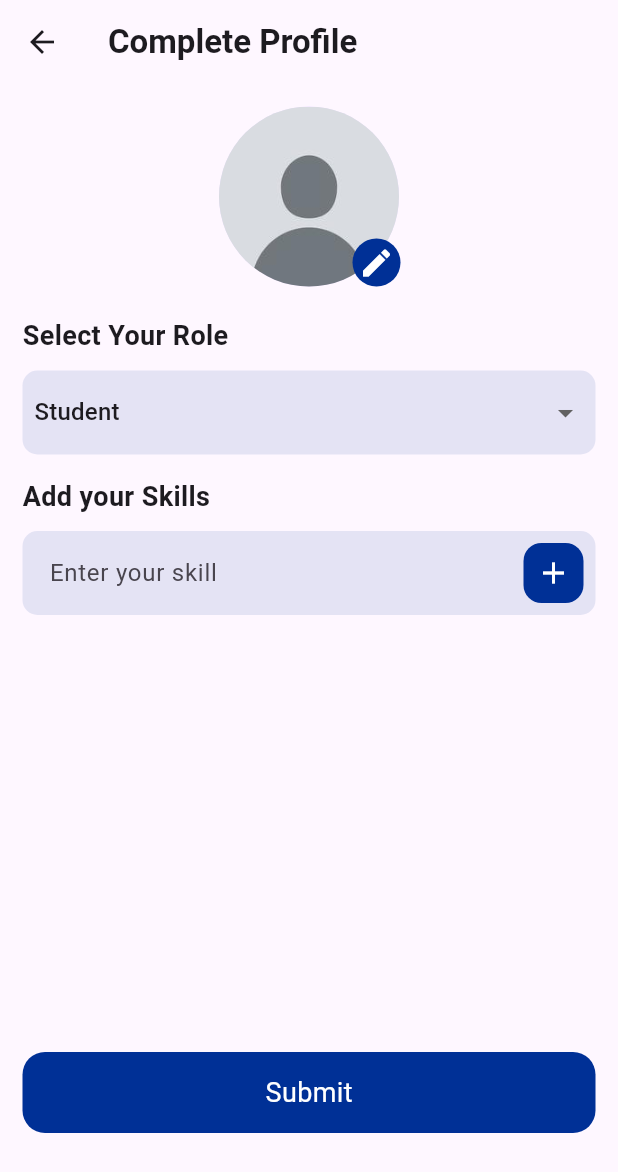
After one commit to SyedSaroshAli/lms_3, a Flutter app: the CompleteProfileScreen screen opened directly, after a tap on "Submit", on a phone screen of 412 x 824 dp. The commit adds this screen. Shown: the top 1172 px of the screen. Run offline on Flutter 3.47's test engine with Material 3 defaults, Android fonts, the phone set to English and light mode, and no system bars; our stand-ins replace flutter_image_compress, flutter_svg, get, get_storage, image_picker, smooth_page_indicator and 3 more; accounts and stored records are empty; network calls fail.

Commit message:
worked on update user

```diff
--- /dev/null
+++ b/lib/controllers/completeProfile_controller.dart
@@ -0,0 +1,78 @@
+import 'dart:io';
+import 'dart:typed_data';
+
+import 'package:flutter/material.dart';
+import 'package:get/get.dart';
+import 'package:lms/routes/routes_named.dart';
+import 'package:lms/services/supabase_service.dart';
+import 'package:lms/utils/helper.dart';
+import 'package:supabase/supabase.dart';
+
+class CompleteProfileController extends GetxController {
+  final userId = SupabaseService.client.auth.currentUser!.id;
+  RxBool isLoading = false.obs;
+  RxList<String> skills = <String>[].obs;
+  RxString selectedRole = "Student".obs; // <-- Initialize with default value
+  Rx<File?> image = Rx<File?>(null);
+  void addSkill(String text) {
+    if (text.isNotEmpty) {
+      skills.add(text); // No need for skills.value.add()
+    }
+  }
+
+  void removeSkill(String text) {
+    skills.remove(text); // Function to remove a skill
+  }
+
+  void pickImage() async {
+    File? file = await pickImageFromGallery();
+    if (file != null) {
+      image.value = file;
+    }
+  }
+
+  Future<void> updateProfile() async {
+    try {
+      isLoading.value = true;
+      var uploadedPath = '';
+      if (image.value != null) {
+        print("entered image function");
+        final String dir = "$userId/profile.jpg";
+        final String path = await SupabaseService.client.storage
+            .from(SupabaseService.S3_BUCKET)
+            .upload(
+              dir,
+              image.value!,
+              fileOptions: const FileOptions(upsert: true),
+            );
+
+        uploadedPath = path;
+        print("image: $path");
+      }
+      print({
+        'role': selectedRole.value,
+        'skills': skills.toList(),
+      });
+      final response = await SupabaseService.client
+          .from('user')
+          .update({
+            'image': uploadedPath,
+            'role': selectedRole.value,
+            'skills': skills.toList()
+          })
+          .eq('id', userId)
+          .select('*'); // Update only the logged-in user
+      print({
+        'role': selectedRole.value,
+        'skills': skills.toList(),
+      });
+      print('user_id: $userId');
+      print('updated successfully: $response');
+      showSnackBar('Success', 'Profile updated successfully');
+      Get.offAllNamed(RoutesNamed.bottomNavBar);
+    } on StorageException catch (e) {
+      isLoading.value = false;
+      showSnackBar('Error', e.message);
+    }
+  }
+}
--- /dev/null
+++ b/lib/screens/auth/completeProfile_screen.dart
@@ -0,0 +1,182 @@
+import 'package:flutter/material.dart';
+import 'package:get/get.dart';
+import 'package:lms/color/colors.dart';
+import 'package:lms/controllers/completeProfile_controller.dart';
+import 'package:lms/services/supabase_service.dart';
+import 'package:lms/widgets/buttonWidget.dart';
+import 'package:lms/widgets/image_circle.dart';
+
+class CompleteProfileScreen extends StatefulWidget {
+  CompleteProfileScreen({super.key});
+
+  @override
+  State<CompleteProfileScreen> createState() => _CompleteProfileScreenState();
+}
+
+class _CompleteProfileScreenState extends State<CompleteProfileScreen> {
+  final CompleteProfileController controller =
+      Get.put(CompleteProfileController());
+
+  final TextEditingController skillsController = TextEditingController();
+
+  final List<String> roles = ["Student", "Teacher"];
+
+  @override
+  Widget build(BuildContext context) {
+    return Scaffold(
+      resizeToAvoidBottomInset: false,
+      appBar: AppBar(
+        leading: IconButton(
+          icon: const Icon(Icons.arrow_back),
+          onPressed: () => Navigator.pop(context),
+        ),
+        title: Text(
+          "Complete Profile",
+          style: TextStyle(fontWeight: FontWeight.w600),
+        ),
+      ),
+      body: Padding(
+        padding: const EdgeInsets.symmetric(horizontal: 15),
+        child: Column(
+          crossAxisAlignment: CrossAxisAlignment.start,
+          children: [
+            SizedBox(height: 15),
+            Row(
+              mainAxisAlignment: MainAxisAlignment.center,
+              children: [
+                Obx(() {
+                  return Stack(
+                    clipBehavior: Clip.none,
+                    children: [
+                      CircleImage(
+                        radius: 60,
+                        file: controller.image.value,
+                      ),
+                      Positioned(
+                        bottom: 0,
+                        right: -1,
+                        child: GestureDetector(
+                          onTap: () {
+                            controller.pickImage();
+                          },
+                          child: CircleAvatar(
+                            backgroundColor: AppColors.buttonColor,
+                            radius: 16,
+                            child: Icon(
+                              Icons.edit,
+                              color: Colors.white,
+                            ),
+                          ),
+                        ),
+                      ),
+                    ],
+                  );
+                })
+              ],
+            ),
+            SizedBox(height: 20),
+            Text(
+              "Select Your Role",
+              style: TextStyle(fontSize: 18, fontWeight: FontWeight.w700),
+            ),
+            Container(
+                margin: EdgeInsets.only(top: 10),
+                padding: EdgeInsets.symmetric(horizontal: 8, vertical: 4),
+                width: double.infinity,
+                decoration: BoxDecoration(
+                    color: AppColors.containerColor,
+                    borderRadius: BorderRadius.circular(10)),
+                child: Obx(() {
+                  return DropdownButtonHideUnderline(
+                    child: DropdownButton(
+                      value: controller.selectedRole.value,
+                      items: roles.map((String role) {
+                        return DropdownMenuItem(value: role, child: Text(role));
+                      }).toList(),
+                      onChanged: (newValue) {
+                        controller.selectedRole.value = newValue!;
+                      },
+                    ),
+                  );
+                })),
+            SizedBox(height: 15),
+            Text(
+              "Add your Skills",
+              style: TextStyle(fontSize: 18, fontWeight: FontWeight.w700),
+            ),
+            Container(
+              margin: EdgeInsets.only(top: 10),
+              padding: EdgeInsets.symmetric(horizontal: 8, vertical: 4),
+              decoration: BoxDecoration(
+                  color: AppColors.containerColor,
+                  borderRadius: BorderRadius.circular(10)),
+              child: Row(
+                children: [
+                  Expanded(
+                    child: TextField(
+                      controller: skillsController,
+                      decoration: InputDecoration(
+                        contentPadding: EdgeInsets.all(10),
+                        hintText: "Enter your skill",
+                        focusedBorder:
+                            UnderlineInputBorder(borderSide: BorderSide.none),
+                        enabledBorder:
+                            UnderlineInputBorder(borderSide: BorderSide.none),
+                      ),
+                    ),
+                  ),
+                  GestureDetector(
+                    onTap: () {
+                      String text = skillsController.text.trim();
+                      if (text.isNotEmpty) {
+                        controller.addSkill(text);
+                        skillsController
+                            .clear(); // **Clear the input field after adding**
+                      }
+                    },
+                    child: Container(
+                      height: 40,
+                      width: 40,
+                      decoration: BoxDecoration(
+                        borderRadius: BorderRadius.circular(12),
+                        color: AppColors.buttonColor,
+                      ),
+                      child: Icon(
+                        Icons.add,
+                        color: Colors.white,
+                      ),
+                    ),
+                  ),
+                ],
+              ),
+            ),
+            SizedBox(height: 10),
+            Obx(() {
+              return Wrap(
+                spacing: 8,
+                children: controller.skills.map((skill) {
+                  return Chip(
+                    label: Text(skill),
+                    onDeleted: () {
+                      controller.removeSkill(skill);
+                    },
+                    deleteIcon: Icon(Icons.close, size: 18),
+                  );
+                }).toList(),
+              );
+            }),
+            Spacer(),
+            GestureDetector(
+                onTap: () {
+                  controller.updateProfile();
+                },
+                child: ButtonWidget(text: 'Submit')),
+            SizedBox(
+              height: context.height / 12,
+            )
+          ],
+        ),
+      ),
+    );
+  }
+}
--- /dev/null
+++ b/lib/services/supabase_service.dart
@@ -0,0 +1,64 @@
+import 'package:get/get.dart';
+import 'package:supabase_flutter/supabase_flutter.dart';
+
+class SupabaseService extends GetxController {
+  static final SupabaseClient client = Supabase.instance.client;
+  static const String S3_BUCKET = 'lms_s3';
+
+  // Reactive user state
+  Rx<User?> currentUser = Rx<User?>(null);
+  RxMap<String, dynamic> userData = RxMap<String, dynamic>();
+
+  @override
+  void onInit() {
+    super.onInit();
+    currentUser.value = client.auth.currentUser;
+    print("On init called");
+    // listenToAuthChanges();
+    if (currentUser.value != null) {
+      fetchUserData();
+    }
+  }
+
+  /// Listen to authentication changes and update the user state
+  // void listenToAuthChanges() {
+  //   client.auth.onAuthStateChange.listen((data) {
+  //     final AuthChangeEvent event = data.event;
+
+  //     if (event == AuthChangeEvent.signedIn ||
+  //         event == AuthChangeEvent.userUpdated ||
+  //         event == AuthChangeEvent.tokenRefreshed) {
+  //       currentUser.value = data.session?.user;
+  //       fetchUserData();
+  //     } else if (event == AuthChangeEvent.signedOut) {
+  //       currentUser.value = null;
+  //       userData.clear();
+  //     }
+  //   });
+  // }
+
+  /// Fetch user data from the `user` table
+  Future<void> fetchUserData() async {
+    try {
+      final user = client.auth.currentUser;
+
+      if (user == null) {
+        print('No user is logged in.');
+        return;
+      }
+
+      final response = await client
+          .from('user')
+          .select(
+            'full_name, image, skills, bio',
+          )
+          .eq('id', user.id)
+          .single();
+
+      userData.assignAll(response);
+      print(' User data fetched: $response');
+    } catch (error) {
+      print(' Error fetching user data: $error');
+    }
+  }
+}
--- /dev/null
+++ b/lib/widgets/image_circle.dart
@@ -0,0 +1,33 @@
+import 'dart:io';
+
+import 'package:flutter/material.dart';
+
+class CircleImage extends StatelessWidget {
+  final double radius;
+  final String? url;
+  final File? file;
+  const CircleImage({super.key, this.radius = 20, this.url, this.file});
+
+  @override
+  Widget build(BuildContext context) {
+    return Column(
+      children: [
+        if (url != null)
+          CircleAvatar(
+            backgroundImage: NetworkImage(url!),
+            radius: radius,
+          )
+        else if (file != null)
+          CircleAvatar(
+            backgroundImage: FileImage(file!),
+            radius: radius,
+          )
+        else
+          CircleAvatar(
+            radius: radius,
+            backgroundImage: AssetImage('assets/user_image.jpg'),
+          )
+      ],
+    );
+  }
+}
--- a/lib/widgets/inboxTile_Widget.dart
+++ b/lib/widgets/inboxTile_Widget.dart
@@ -35,6 +35,11 @@ class inboxTile extends StatelessWidget {
                 style: TextStyle(fontSize: 14),
               ),
             ],
+          ),
+          Column(
+            children: [
+              CircleAvatar(),
+            ],
           )
         ],
       ),
--- a/pubspec.yaml
+++ b/pubspec.yaml
@@ -43,6 +43,9 @@ dependencies:
   supabase_flutter: ^2.8.4
   get: ^4.7.2
   get_storage: ^2.1.1
+  image_picker: ^1.1.2
+  uuid: ^4.5.1
+  flutter_image_compress: ^2.4.0
 
 dev_dependencies:
   flutter_test:
```
Also changed, not shown: lib/controllers/course_controller.dart (added, +52 -0 lines), lib/main.dart (+8 -3 lines), lib/screens/app/myCourses_screen.dart (+39 -1 lines), lib/screens/app/profile_screen.dart (+54 -22 lines), lib/utils/helper.dart (+28 -0 lines), assets/user_image.jpg (added), pubspec.lock, 6 other files.
